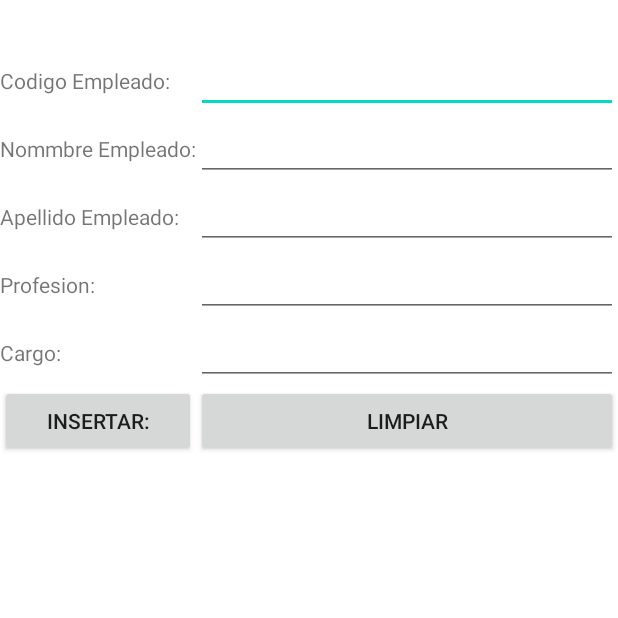
After one commit to MigueGaldamez/Proyecto_PDM115_G10, an Android app: the EmpleadoInsertarActivity screen opened directly, with no data from a screen before it, on a phone screen of 412 x 824 dp, the top half of it. The commit adds this screen. Run offline under Robolectric (Android 15) with nearby library versions, the phone set to English and light mode, and no system bars; libraries missing offline, so code that uses them is left out: java.security.acl.

Commit message:
Tabla empleado

```diff
--- a/app/src/main/AndroidManifest.xml
+++ b/app/src/main/AndroidManifest.xml
@@ -24,6 +24,8 @@
         <activity android:name=".CapacitadorMenuActivity" />
         <activity android:name=".AreaDiplomadoMenuActivity" />
         <activity android:name=".DiplomadoMenuActivity" />
+        <activity android:name=".EmpleadoMenuActivity" />
+        <activity android:name=".EmpleadoInsertarActivity" />
         <activity android:name=".LoginActivity">
             <intent-filter>
                 <action android:name="android.intent.action.MAIN" />
--- /dev/null
+++ b/app/src/main/java/com/example/proyecto_pdm_g10/EmpleadoInsertarActivity.java
@@ -0,0 +1,59 @@
+package com.example.proyecto_pdm_g10;
+import androidx.appcompat.app.AppCompatActivity;
+
+import android.app.Activity;
+import android.os.Bundle;
+import android.view.View;
+import android.widget.EditText;
+import android.widget.Toast;
+
+public class EmpleadoInsertarActivity extends Activity {
+	ControlBDProyecto helper;
+    EditText editIdEmpleado;
+    EditText editNombreEmpleado;
+    EditText editApellidoEmpleado;
+    EditText editProfesion;
+    EditText editCargo;
+
+//   ControlBDProyecto BDhelper = new ControlBDProyecto(this);
+  //  String idsesion;
+    @Override
+    protected void onCreate(Bundle savedInstanceState) {
+        super.onCreate(savedInstanceState);
+        setContentView(R.layout.activity_empleado_insertar);
+        helper = new ControlBDProyecto(this);
+        editIdEmpleado = (EditText) findViewById(R.id.editIdEmpleado);
+        editNombreEmpleado = (EditText) findViewById(R.id.editNombreEmpleado);
+        editApellidoEmpleado = (EditText) findViewById(R.id.editApellidoEmpleado);
+        editProfesion = (EditText) findViewById(R.id.editProfesion);
+        editCargo = (EditText) findViewById(R.id.editCargo);
+    }
+    public void insertarEmpleado(View v) {
+        String idEmpleado = editIdEmpleado.getText().toString();
+        String nombreEmpleado = editNombreEmpleado.getText().toString();
+        String apellidoEmpleado = editApellidoEmpleado.getText().toString();
+        String profesion = editProfesion.getText().toString();
+        String cargo = editCargo.getText().toString();
+        String regInsertados;
+        Empleado empleado=new Empleado();
+        empleado.setIdEmpleado(idEmpleado);
+        empleado.setNombreEmpleado(nombreEmpleado);
+        empleado.setApellidoEmpleado(apellidoEmpleado);
+        empleado.setProfesion(profesion);
+        empleado.setCargo(cargo);
+        helper.abrir();
+        regInsertados=helper.insertar(empleado);
+        helper.cerrar();
+        Toast.makeText(this, regInsertados, Toast.LENGTH_SHORT).show();
+
+    }
+    public void limpiarTexto(View v) {
+        editIdEmpleado.setText("");
+        editNombreEmpleado.setText("");
+        editApellidoEmpleado.setText("");
+        editProfesion.setText("");
+        editCargo.setText("");
+    }
+
+
+}
--- a/app/src/main/java/com/example/proyecto_pdm_g10/MainActivity.java
+++ b/app/src/main/java/com/example/proyecto_pdm_g10/MainActivity.java
@@ -14,8 +14,8 @@ import android.widget.Toast;
 public class MainActivity extends ListActivity {
 
     //Agregen las tablas y las activities de las tablas
-    String[] menu={"Tabla AreaInteres","Tabla EntidadCapacitadora","Tabla Diplomado","Tabla Area Diplomado","Tabla Capacitador"};
-    String[] activities={"AreaInteresMenuActivity","EntidadCapacitadoraMenuActivity","DiplomadoMenuActivity","AreaDiplomadoMenuActivity","CapacitadorMenuActivity"};
+    String[] menu={"Tabla AreaInteres","Tabla EntidadCapacitadora","Tabla Diplomado","Tabla Area Diplomado","Tabla Capacitador", "Tabla Empleado"};
+    String[] activities={"AreaInteresMenuActivity","EntidadCapacitadoraMenuActivity","DiplomadoMenuActivity","AreaDiplomadoMenuActivity","CapacitadorMenuActivity","EmpleadoMenuActivity" };
 
 
     ControlBDProyecto BDhelper;
--- /dev/null
+++ b/app/src/main/res/layout/activity_empleado_insertar.xml
@@ -0,0 +1,51 @@
+<?xml version="1.0" encoding="utf-8"?>
+<TableLayout xmlns:android="http://schemas.android.com/apk/res/android"
+    android:layout_width="fill_parent"
+    android:layout_height="wrap_content"
+    android:paddingTop="30dip"
+    android:stretchColumns="1" >
+    <TableRow>
+        <TextView android:text="@string/idEmpleado"/>
+        <EditText
+            android:id="@+id/editIdEmpleado"
+            android:inputType="text"
+            android:maxLength="5" />
+    </TableRow>
+    <TableRow>
+        <TextView android:text="@string/nombreEmpleado" />
+        <EditText
+            android:id="@+id/editNombreEmpleado"
+            android:inputType="text"
+            android:maxLength="30" />
+    </TableRow>
+    <TableRow>
+        <TextView android:text="@string/apellidoEmpleado" />
+        <EditText
+            android:id="@+id/editApellidoEmpleado"
+            android:inputType="text"
+            android:maxLength="100" />
+    </TableRow>
+    <TableRow>
+        <TextView android:text="@string/profesion" />
+        <EditText
+            android:id="@+id/editProfesion"
+            android:inputType="text"
+            android:maxLength="100" />
+    </TableRow>
+    <TableRow>
+        <TextView android:text="@string/cargo" />
+        <EditText
+            android:id="@+id/editCargo"
+            android:inputType="text"
+            android:maxLength="100" />
+    </TableRow>
+    <TableRow>
+        <Button
+            android:onClick="insertarEmpleado"
+            android:text="@string/insertar" />
+        30
+        <Button
+            android:onClick="limpiarTexto"
+            android:text="@string/limpiar" />
+    </TableRow>
+</TableLayout>
--- a/app/src/main/res/values/strings.xml
+++ b/app/src/main/res/values/strings.xml
@@ -34,6 +34,14 @@
     <string name="titulo">Titulo:</string>
     <string name="capacidades">Capacidades:</string>
     <string name="idAreaDiplomado">Codigo Area Diplomado:</string>
+    <string name="idEmpleado">Codigo Empleado:</string>
+    <string name="nombreEmpleado">Nommbre Empleado:</string>
+    <string name="apellidoEmpleado">Apellido Empleado:</string>
+    <string name="profesion">Profesion:</string>
+    <string name="cargo">Cargo:</string>
+
+
+
 
 
 </resources>
```
Also changed, not shown: app/src/main/java/com/example/proyecto_pdm_g10/ControlBDProyecto.java (+73 -1 lines), app/src/main/java/com/example/proyecto_pdm_g10/Empleado.java (added, +62 -0 lines), app/src/main/java/com/example/proyecto_pdm_g10/EmpleadoConsultarActivity.java (added, +57 -0 lines), app/src/main/java/com/example/proyecto_pdm_g10/EmpleadoMenuActivity.java (added, +48 -0 lines), app/src/main/java/com/example/proyecto_pdm_g10/Solicitud.java (added, +47 -0 lines), app/src/main/res/layout/activity_empleado_consultar.xml (added, +92 -0 lines), 1 other file.
